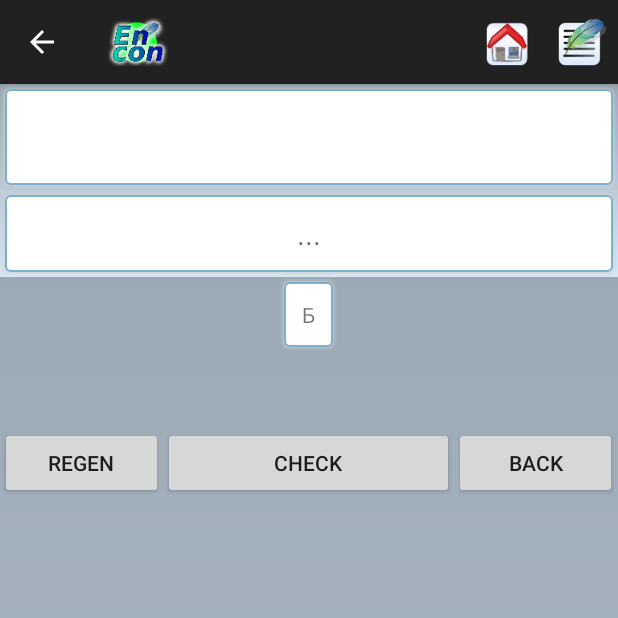
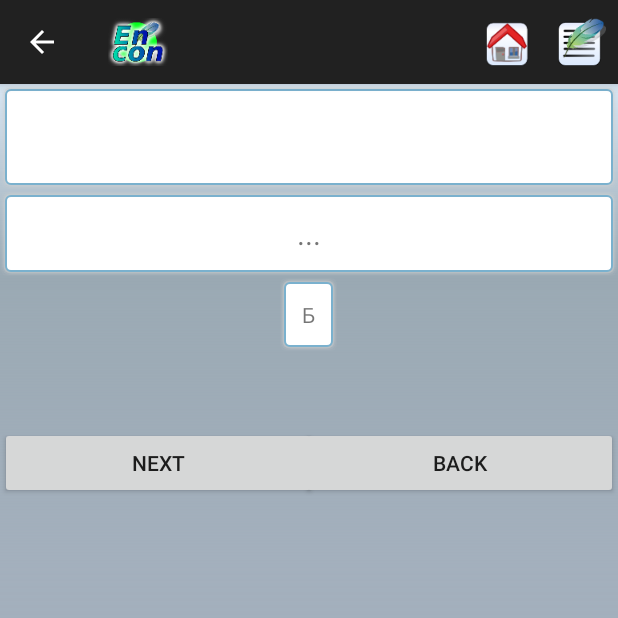
Before and after one commit to Maxislav/EnglishCon, an Android app: the screen it shows after launch (GameActivity), after a tap on "Game", on a phone screen of 412 x 824 dp, the top half of it. Run offline under Robolectric (Android 15) with nearby library versions, the phone set to English and light mode, and no system bars; 6 statements that could not run were skipped.

```diff
--- a/app/src/main/java/com/example/mars/englishcon/MainActivity.java
+++ b/app/src/main/java/com/example/mars/englishcon/MainActivity.java
@@ -31,6 +31,7 @@ public class MainActivity extends ActionBarActivity {
 
     public TextView tv;
     private static boolean reverse;
+    Intent questionIntent;
 
     LinearLayout ll;
     LinearLayout mainLayout;
@@ -103,8 +104,11 @@ public class MainActivity extends ActionBarActivity {
         }
 
         if(id == R.id.action_game){
-            Intent questionIntent = new Intent(this, GameActivity.class);
+            if(this.questionIntent == null){
+                questionIntent = new Intent(this, GameActivity.class);
+            }
             startActivityForResult(questionIntent, CHOOSE_THIEF);
+            return true;
         }
         return super.onOptionsItemSelected(item);
     }
@@ -246,9 +250,7 @@ public class MainActivity extends ActionBarActivity {
             return;
         }
     }
-
     private void createItems(String en, String ru, String _id , String show_ru) {
-
         LayoutInflater inflater = getLayoutInflater();
         View view = inflater.inflate(R.layout.layout_row, mainLayout, false);
         LayoutParams lp = view.getLayoutParams();
--- a/app/src/main/res/drawable/gradient.xml
+++ b/app/src/main/res/drawable/gradient.xml
@@ -4,5 +4,5 @@
     <gradient
         android:startColor="#e0d2e3f2"
         android:endColor="#7b335267"
-        android:angle="90"/>
+        android:angle="270"/>
 </shape>
--- a/app/src/main/res/layout/activity_game.xml
+++ b/app/src/main/res/layout/activity_game.xml
@@ -42,14 +42,32 @@
         android:layout_height="match_parent"
         android:background="@drawable/gradien_mirror"
         android:orientation="vertical">
+        <RelativeLayout
+            android:layout_width="fill_parent"
+            android:layout_height="wrap_content">
             <LinearLayout
                 android:layout_width="match_parent"
                 android:layout_height="wrap_content"
                 android:id="@+id/mainLayout"
                 android:orientation="vertical"
-            android:minHeight="100dp">
+                android:minHeight="100dp" >
 
             </LinearLayout>
+           <!-- <FrameLayout
+                android:layout_width="fill_parent"
+                android:layout_height="wrap_content"
+                android:minHeight="100dp"
+                android:background="#32000000"
+                android:gravity="center">
+                <ProgressBar
+                    style="?android:attr/progressBarStyleLarge"
+                    android:layout_width="wrap_content"
+                    android:layout_height="wrap_content"
+                    android:id="@+id/progressBar"
+
+                    android:layout_gravity="center" />
+             </FrameLayout>-->
+        </RelativeLayout>
         <LinearLayout
             android:layout_width="match_parent"
             android:layout_height="wrap_content"
@@ -58,19 +76,18 @@
             <Button
                 android:layout_width="wrap_content"
                 android:layout_height="wrap_content"
-                android:layout_weight="0.2"
-                android:text="Regen"/>
-            <Button
-                android:layout_width="wrap_content"
                 android:layout_weight="1"
-                android:layout_height="wrap_content"
-                android:text="Check"/>
+                android:layout_marginRight="-5dp"
+                android:onClick="clickRegen"
+                android:text="Next"/>
+
             <Button
                 android:layout_width="wrap_content"
                 android:layout_height="wrap_content"
-                android:layout_weight="0.2"
+                android:layout_weight="1"
+                android:layout_marginLeft="-5dp"
                 android:onClick="clickBack"
-                android:text="back"/>
+                android:text="Back"/>
         </LinearLayout>
         </LinearLayout>
 
```
Also changed, not shown: app/src/main/java/com/example/mars/englishcon/GameActivity.java (+130 -27 lines). Lines whose indentation alone changed are shown as unchanged.
